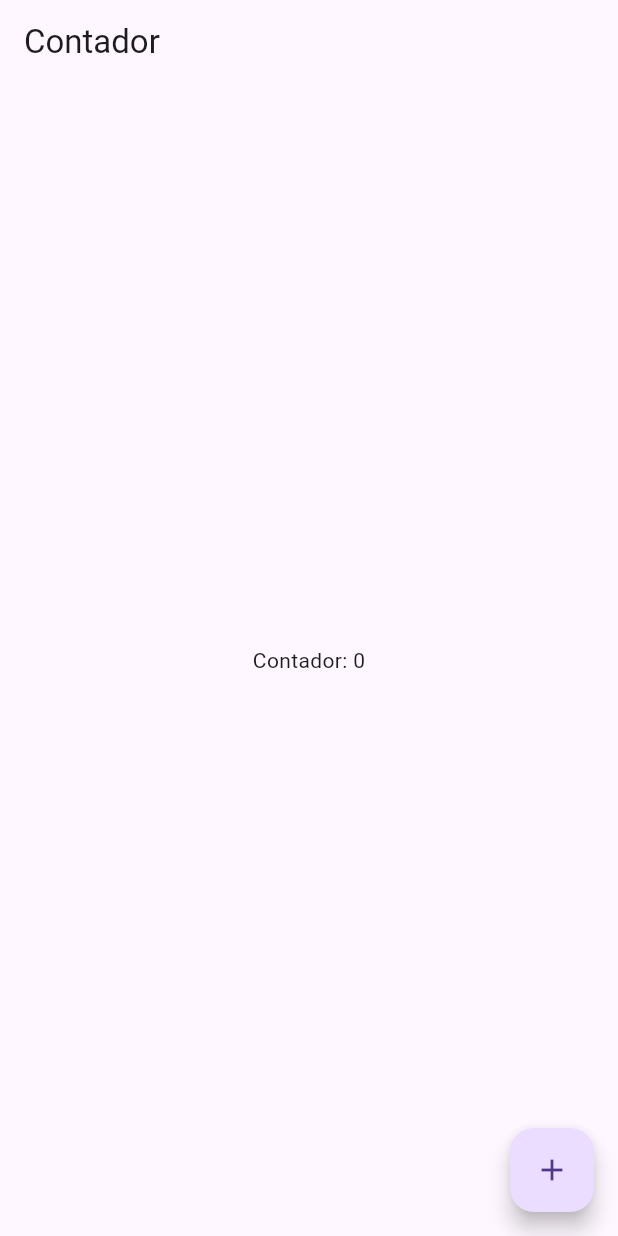
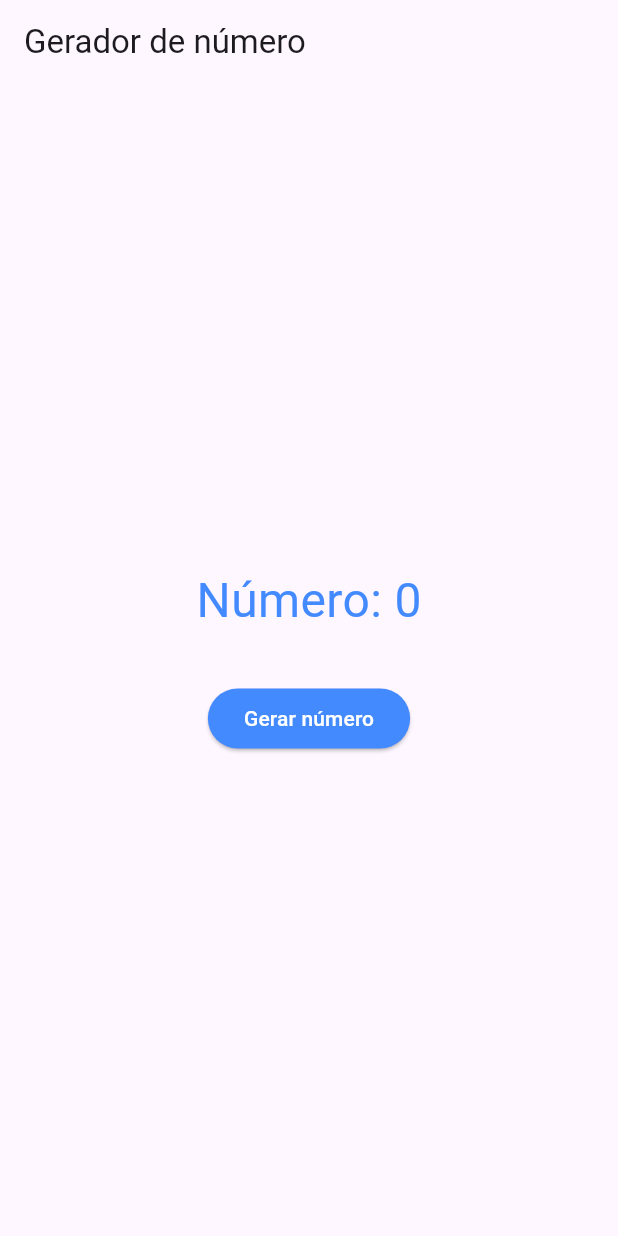
Before and after one commit to VinioVnz/meu_app, a Flutter app: the screen it shows after launch, on a phone screen of 412 x 824 dp. Run offline on Flutter 3.47's test engine with Material 3 defaults, Android fonts, the phone set to English and light mode, and no system bars.

Commit message:
mais stfull

```diff
--- /dev/null
+++ b/lib/statefull/RandomNumber.dart
@@ -0,0 +1,54 @@
+
+import 'dart:math';
+
+import 'package:flutter/material.dart';
+
+class RandomNumber extends StatelessWidget{
+  @override
+  Widget build(BuildContext context) {
+    return MaterialApp(
+      home: RandomNumberWidget(),
+    );
+  }
+
+}
+
+class RandomNumberWidget extends StatefulWidget {
+  _RandomNumberWidgetState createState() =>
+  _RandomNumberWidgetState();
+
+}
+
+class _RandomNumberWidgetState extends State<RandomNumberWidget> {
+  int randomNumber = 0;
+
+  void generateRandom(){
+    setState(() {
+      randomNumber = Random().nextInt(1000);
+    });
+  }
+  @override
+  Widget build(BuildContext context) {
+    return Scaffold(
+      appBar: AppBar(title: Text("Gerador de número"),),
+      body: Center(
+        child: Column(
+          mainAxisAlignment: MainAxisAlignment.center,
+          children: [
+            Text(
+              "Número: $randomNumber",
+            style: TextStyle(fontSize: 32, color: Colors.blueAccent),
+            ),
+            SizedBox(height: 32,),
+            ElevatedButton(onPressed: generateRandom, child: Text("Gerar número",
+            style: TextStyle(color: Colors.white),
+            ),
+            style: ButtonStyle(backgroundColor:  MaterialStateProperty.all(Colors.blueAccent)),
+            )
+          ],
+        ),
+      ),
+    );
+  }
+
+}
```
Also changed, not shown: lib/main.dart (+8 -2 lines), lib/statefull/Darkmode.dart (added, +37 -0 lines).
